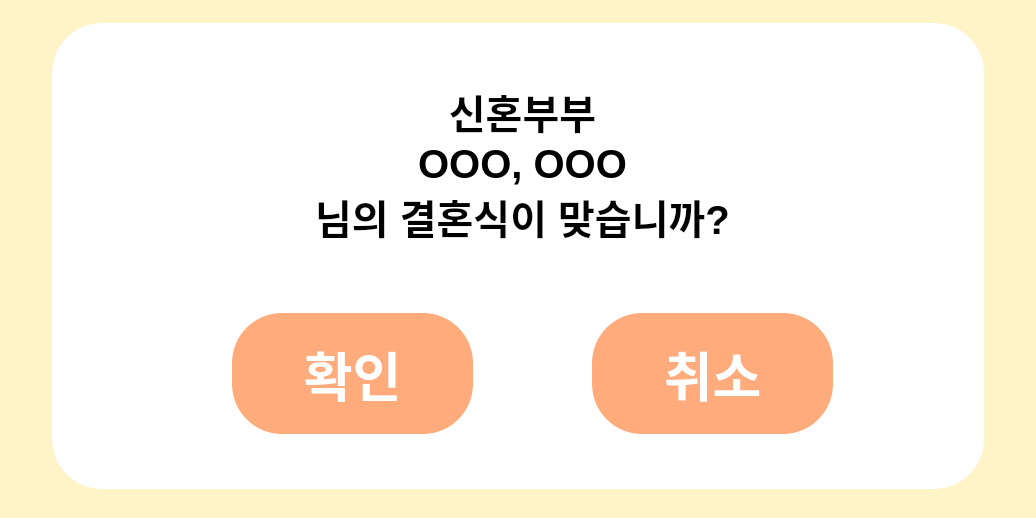
Before: the Qt Designer form IoT/Jinuk/GUI/QT_screens_UI/chk_Dialog.ui in 2diotodo/wedding101, drawn with Qt 5.
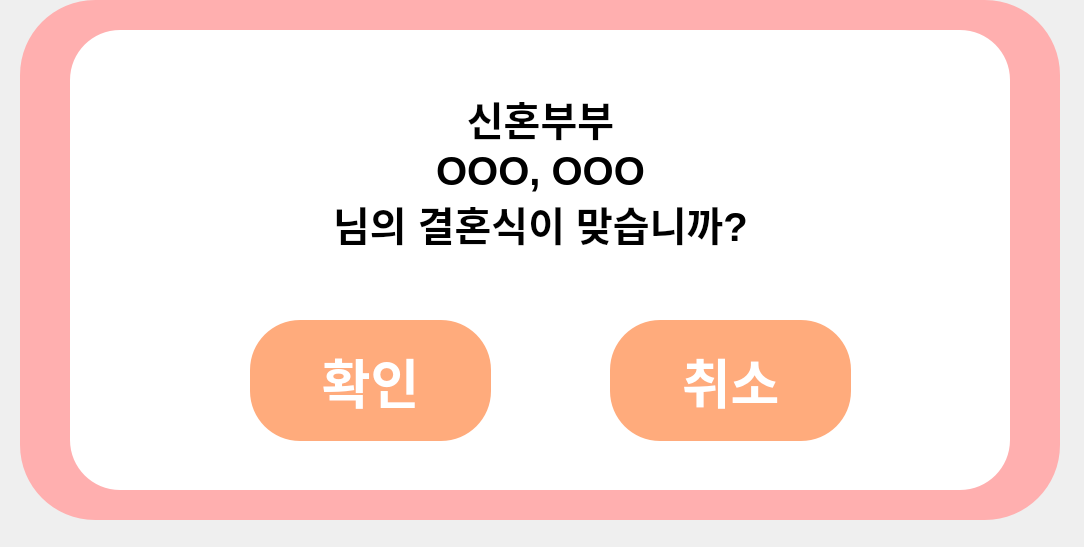
After: the same form once the commit is applied.

Commit message: IoT : [303] 이용 약관 화면 완료

Diff of the .ui file:
```diff
--- a/IoT/Jinuk/GUI/QT_screens_UI/chk_Dialog.ui
+++ b/IoT/Jinuk/GUI/QT_screens_UI/chk_Dialog.ui
@@ -9,23 +9,35 @@
    <rect>
     <x>0</x>
     <y>0</y>
-    <width>1036</width>
-    <height>518</height>
+    <width>1084</width>
+    <height>547</height>
    </rect>
   </property>
   <property name="windowTitle">
    <string>Dialog</string>
   </property>
   <property name="styleSheet">
-   <string notr="true">background: #FFF3C8;border-radius: 100px;</string>
+   <string notr="true"/>
+  </property>
+  <widget class="QWidget" name="chk_widget" native="true">
+   <property name="geometry">
+    <rect>
+     <x>20</x>
+     <y>0</y>
+     <width>1040</width>
+     <height>520</height>
+    </rect>
+   </property>
+   <property name="styleSheet">
+    <string notr="true">background: #FFAFAF; border-radius: 75px;</string>
   </property>
   <widget class="QFrame" name="chk_D_frame">
    <property name="geometry">
     <rect>
-     <x>52</x>
-     <y>23</y>
-     <width>932</width>
-     <height>466</height>
+      <x>50</x>
+      <y>30</y>
+      <width>940</width>
+      <height>460</height>
     </rect>
    </property>
    <property name="styleSheet">
@@ -104,6 +116,7 @@
     <property name="alignment">
      <set>Qt::AlignCenter</set>
     </property>
+    </widget>
    </widget>
   </widget>
  </widget>
```
Lines whose indentation alone changed are shown as unchanged. The commit also changes 3 other files.
